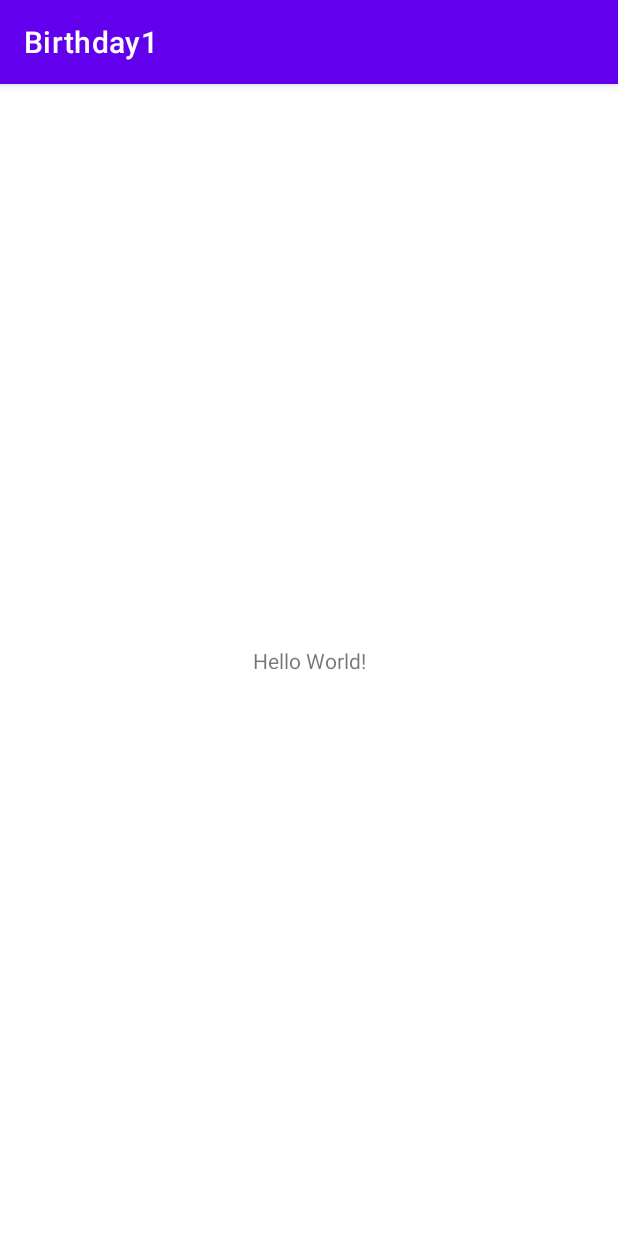
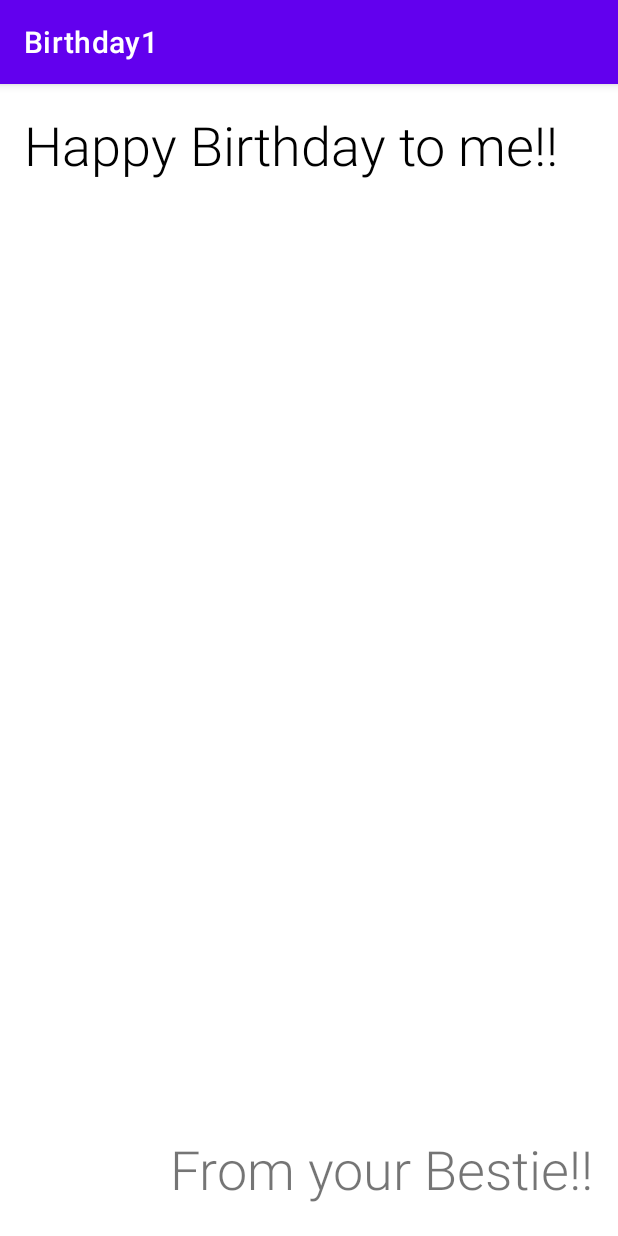
Before and after one commit to Mlira02/Birthday, an Android app: the screen it shows after launch (MainActivity), on a phone screen of 412 x 824 dp. Run offline under Robolectric (Android 15) with nearby library versions, the phone set to English and light mode, and no system bars.

Commit message:
Added two textviews with custom sizes and colors

```diff
--- a/app/src/main/res/layout/activity_main.xml
+++ b/app/src/main/res/layout/activity_main.xml
@@ -7,12 +7,19 @@
         android:layout_height="match_parent"
         tools:context=".MainActivity">
     <TextView
+            android:text="Happy Birthday to me!!"
             android:layout_width="wrap_content"
-            android:layout_height="wrap_content"
-            android:text="Hello World!"
-            app:layout_constraintBottom_toBottomOf="parent"
-            app:layout_constraintLeft_toLeftOf="parent"
-            app:layout_constraintRight_toRightOf="parent"
-            app:layout_constraintTop_toTopOf="parent"/>
-
+            android:layout_height="wrap_content" android:id="@+id/textView"
+            app:layout_constraintTop_toTopOf="parent"
+            android:layout_marginTop="16dp" app:layout_constraintStart_toStartOf="parent"
+            android:layout_marginLeft="16dp" android:layout_marginStart="16dp" android:textSize="36sp"
+            android:fontFamily="sans-serif-light" android:textColor="@color/black"/>
+    <TextView
+            android:text="From your Bestie!!"
+            android:layout_width="wrap_content"
+            android:layout_height="wrap_content" android:id="@+id/textView2"
+            app:layout_constraintTop_toTopOf="parent"
+            android:layout_marginTop="693dp" android:layout_marginEnd="16dp" android:layout_marginRight="16dp"
+            app:layout_constraintEnd_toEndOf="parent" app:layout_constraintBottom_toBottomOf="parent"
+            android:layout_marginBottom="16dp" android:textSize="36sp" android:fontFamily="sans-serif-light"/>
 </androidx.constraintlayout.widget.ConstraintLayout>
```
